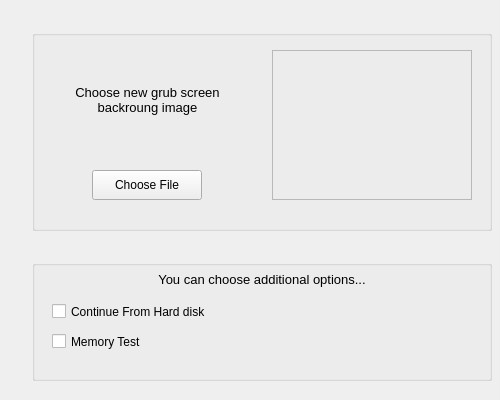
This is gsoc/pardusman-wizard/screens/screenGrub.ui in pars-linux/uludag as Qt 5 draws it before an edit. The edited form follows.
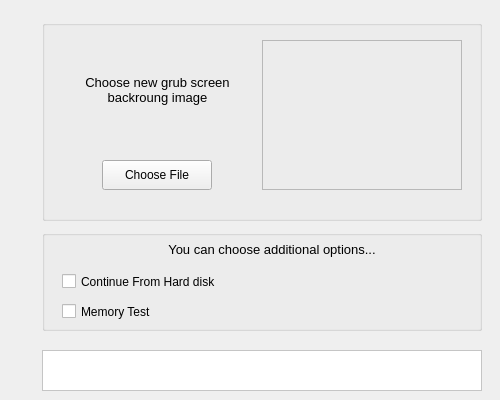
This is the edited form.

Diff of the .ui file:
```diff
--- a/gsoc/pardusman-wizard/screens/screenGrub.ui
+++ b/gsoc/pardusman-wizard/screens/screenGrub.ui
@@ -15,9 +15,9 @@
   <widget class="QGroupBox" name="groupBox" >
    <property name="geometry" >
     <rect>
-     <x>32</x>
-     <y>30</y>
-     <width>460</width>
+     <x>42</x>
+     <y>20</y>
+     <width>440</width>
      <height>201</height>
     </rect>
    </property>
@@ -30,7 +30,7 @@
    <widget class="QLabel" name="labelBack" >
     <property name="geometry" >
      <rect>
-      <x>240</x>
+      <x>220</x>
       <y>20</y>
       <width>200</width>
       <height>150</height>
@@ -87,10 +87,10 @@
   <widget class="QGroupBox" name="groupBox_2" >
    <property name="geometry" >
     <rect>
-     <x>32</x>
-     <y>260</y>
-     <width>460</width>
-     <height>121</height>
+     <x>42</x>
+     <y>230</y>
+     <width>440</width>
+     <height>101</height>
     </rect>
    </property>
    <property name="title" >
@@ -140,6 +140,44 @@
     </property>
    </widget>
   </widget>
+  <widget class="QFrame" name="frameError" >
+   <property name="geometry" >
+    <rect>
+     <x>42</x>
+     <y>350</y>
+     <width>440</width>
+     <height>41</height>
+    </rect>
+   </property>
+   <property name="autoFillBackground" >
+    <bool>false</bool>
+   </property>
+   <property name="styleSheet" >
+    <string notr="true" >background-color: white; color: red;</string>
+   </property>
+   <property name="frameShape" >
+    <enum>QFrame::StyledPanel</enum>
+   </property>
+   <property name="frameShadow" >
+    <enum>QFrame::Raised</enum>
+   </property>
+   <widget class="QLabel" name="labelError" >
+    <property name="geometry" >
+     <rect>
+      <x>20</x>
+      <y>5</y>
+      <width>400</width>
+      <height>31</height>
+     </rect>
+    </property>
+    <property name="text" >
+     <string/>
+    </property>
+    <property name="alignment" >
+     <set>Qt::AlignCenter</set>
+    </property>
+   </widget>
+  </widget>
  </widget>
  <resources/>
  <connections/>
```
Left out of the diff: 4 changed lines with no effect on the pictures.
